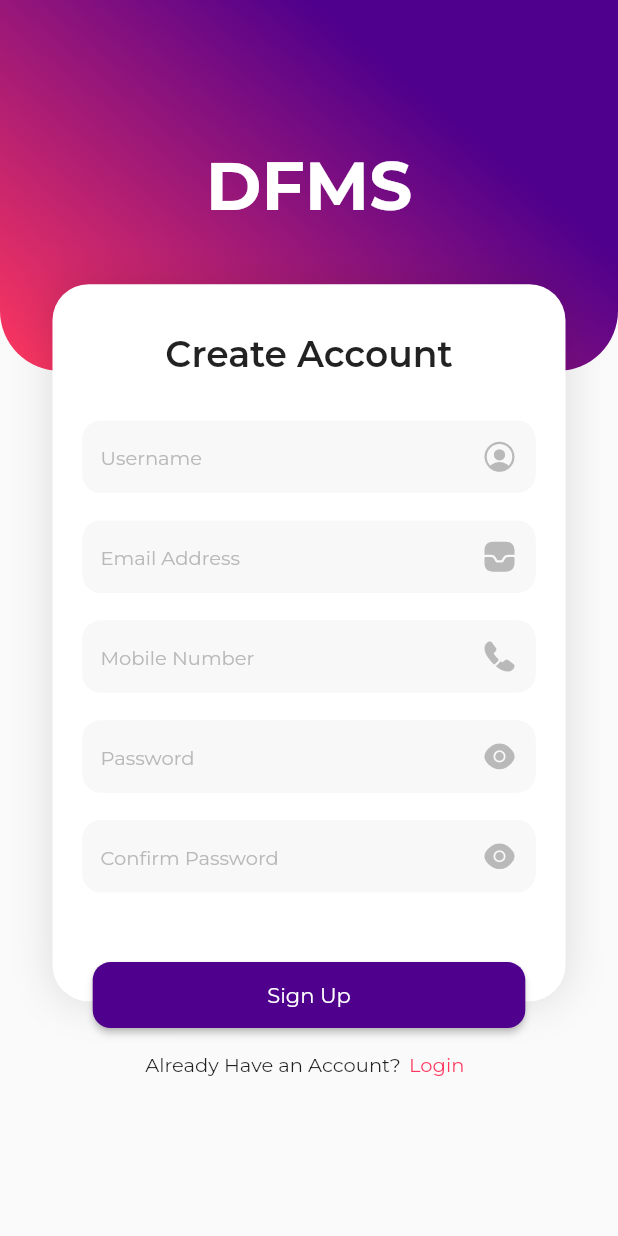
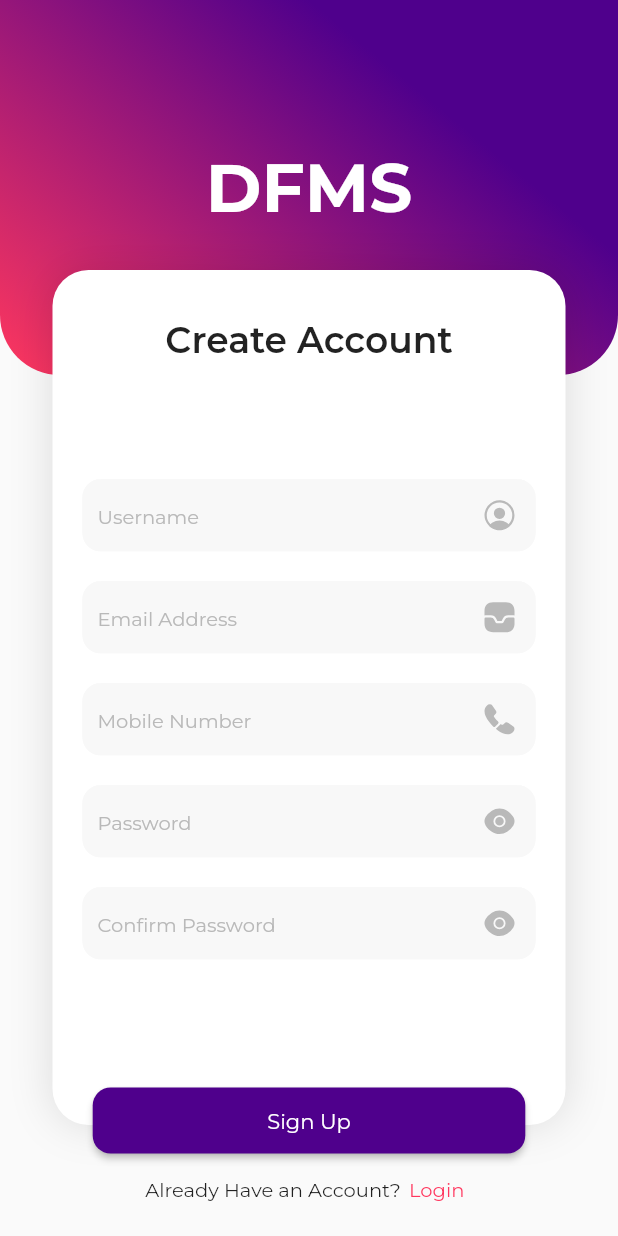
Before and after one commit to ShazaAshraf75/login-interface, a Flutter app: the screen it shows after launch, after a tap on "Login", after a tap on "Sign Up", on a phone screen of 412 x 824 dp. Run offline on Flutter 3.47's test engine with Material 2 defaults, Android fonts, the phone set to English and light mode, and no system bars; our stand-ins replace flutter_svg.

Commit message:
ui modefications - fixing sizes

```diff
--- a/lib/authentication/login/login_screen.dart
+++ b/lib/authentication/login/login_screen.dart
@@ -26,28 +26,24 @@ class _LoginScreenState extends State<LoginScreen> {
   @override
   Widget build(BuildContext context) {
     return Scaffold(
-      // resizeToAvoidBottomInset: false,
       body: SingleChildScrollView(
-        physics: const BouncingScrollPhysics(),
-        child: Column(
-          mainAxisSize: MainAxisSize.min,
-          children: [
-            SizedBox(
+        physics: AlwaysScrollableScrollPhysics(),
+        child: SizedBox(
           height: MediaQuery.of(context).size.height * 1,
           width: MediaQuery.of(context).size.width * 1,
           child: Stack(
             alignment: AlignmentDirectional.topCenter,
-                // fit: StackFit.expand,
             children: [
               const DFMSwidget(),
               Positioned(
-                    top: MediaQuery.of(context).size.height * 0.23,
+                // top: MediaQuery.of(context).size.height * 0.23,
+                top: 180,
                 width: MediaQuery.of(context).size.width * 1,
-                    height: MediaQuery.of(context).size.height * 0.37,
+                height: 360,
                 child: Container(
                   margin: const EdgeInsets.symmetric(horizontal: 35),
-                      padding: const EdgeInsets.symmetric(
-                          horizontal: 20, vertical: 32),
+                  padding:
+                      const EdgeInsets.symmetric(horizontal: 20, vertical: 32),
                   decoration: BoxDecoration(
                     color: Colors.white,
                     borderRadius: BorderRadius.circular(24),
@@ -61,9 +57,8 @@ class _LoginScreenState extends State<LoginScreen> {
                     ],
                   ),
                   child: Column(
-                        mainAxisSize: MainAxisSize.min,
-                        mainAxisAlignment: MainAxisAlignment.start,
                     crossAxisAlignment: CrossAxisAlignment.center,
+                    mainAxisAlignment: MainAxisAlignment.center,
                     children: [
                       const Text(
                         "Login",
@@ -73,8 +68,7 @@ class _LoginScreenState extends State<LoginScreen> {
                         ),
                       ),
                       const SizedBox(height: 30),
-                          Expanded(
-                            child: Hero(
+                      Hero(
                         tag: "key1",
                         child: CustomTextField(
                           controller: usernameController,
@@ -93,10 +87,8 @@ class _LoginScreenState extends State<LoginScreen> {
                           },
                         ),
                       ),
-                          ),
-                          const SizedBox(height: 8),
-                          Expanded(
-                            child: Hero(
+                      const SizedBox(height: 20),
+                      Hero(
                         tag: "key2",
                         child: CustomTextField(
                           controller: passwordController,
@@ -115,10 +107,8 @@ class _LoginScreenState extends State<LoginScreen> {
                           },
                         ),
                       ),
-                          ),
-                          // const SizedBox(height: 10),
-                          Expanded(
-                            child: Row(
+                      const SizedBox(height: 20),
+                      Row(
                         mainAxisAlignment: MainAxisAlignment.start,
                         children: [
                           Checkbox(
@@ -140,18 +130,17 @@ class _LoginScreenState extends State<LoginScreen> {
                             style: TextStyle(
                                 fontFamily: "Montserrat", fontSize: 13),
                           ),
-                                SizedBox(height: 30)
                         ],
-                            ),
                       )
                     ],
                   ),
                 ),
               ),
               Positioned(
-                      bottom: MediaQuery.of(context).size.height * 0.31,
+                // top: MediaQuery.of(context).size.height * 0.59,
+                top: 520,
                 child: Column(
-                        mainAxisSize: MainAxisSize.min,
+                  mainAxisAlignment: MainAxisAlignment.end,
                   children: [
                     CustomButton(
                       text: 'Login',
@@ -169,13 +158,12 @@ class _LoginScreenState extends State<LoginScreen> {
                               context, animateToRoute(RegisterScreen()));
                         }),
                   ],
-                      )),
-                ],
                 ),
               ),
             ],
           ),
         ),
+      ),
     );
   }
 }
--- a/lib/authentication/register/register_screen.dart
+++ b/lib/authentication/register/register_screen.dart
@@ -26,11 +26,8 @@ class RegisterScreen extends StatelessWidget {
   Widget build(BuildContext context) {
     return Scaffold(
         body: SingleChildScrollView(
-      physics: const BouncingScrollPhysics(),
-      child: Column(
-        mainAxisSize: MainAxisSize.min,
-        children: [
-          SizedBox(
+      physics: AlwaysScrollableScrollPhysics(),
+      child: SizedBox(
         height: MediaQuery.of(context).size.height * 1,
         width: MediaQuery.of(context).size.width * 1,
         child: Stack(
@@ -39,13 +36,15 @@ class RegisterScreen extends StatelessWidget {
           children: [
             const DFMSwidget(),
             Positioned(
-                  top: MediaQuery.of(context).size.height * 0.23,
+              // top: MediaQuery.of(context).size.height * 0.23,
+              top: 180,
               width: MediaQuery.of(context).size.width * 1,
-                  height: MediaQuery.of(context).size.height * 0.58,
+              height: 570,
               child: Container(
+                // alignment: Alignment.center,
                 margin: const EdgeInsets.symmetric(horizontal: 35),
-                    padding: const EdgeInsets.symmetric(
-                        horizontal: 20, vertical: 32),
+                padding:
+                    const EdgeInsets.symmetric(horizontal: 20, vertical: 32),
                 decoration: BoxDecoration(
                   color: Colors.white,
                   borderRadius: BorderRadius.circular(24),
@@ -70,9 +69,9 @@ class RegisterScreen extends StatelessWidget {
                         fontFamily: "MontserratS",
                       ),
                     ),
-                        const SizedBox(height: 30),
-                        Expanded(
-                          child: CustomTextField(
+                    Spacer(),
+                    // const SizedBox(height: 30),
+                    CustomTextField(
                       controller: usernameController,
                       keyboardType: TextInputType.name,
                       hintText: 'Username',
@@ -88,10 +87,8 @@ class RegisterScreen extends StatelessWidget {
                         }
                       },
                     ),
-                        ),
-                        const SizedBox(height: 8),
-                        Expanded(
-                          child: Hero(
+                    const SizedBox(height: 20),
+                    Hero(
                       tag: "key1",
                       child: CustomTextField(
                         controller: emailController,
@@ -113,10 +110,8 @@ class RegisterScreen extends StatelessWidget {
                         },
                       ),
                     ),
-                        ),
-                        const SizedBox(height: 8),
-                        Expanded(
-                          child: Hero(
+                    const SizedBox(height: 20),
+                    Hero(
                       tag: "key2",
                       child: CustomTextField(
                         controller: mobileController,
@@ -135,10 +130,8 @@ class RegisterScreen extends StatelessWidget {
                         },
                       ),
                     ),
-                        ),
-                        const SizedBox(height: 8),
-                        Expanded(
-                          child: CustomTextField(
+                    const SizedBox(height: 20),
+                    CustomTextField(
                       controller: passwordController,
                       keyboardType: TextInputType.visiblePassword,
                       hintText: 'Password',
@@ -154,10 +147,8 @@ class RegisterScreen extends StatelessWidget {
                         }
                       },
                     ),
-                        ),
-                        const SizedBox(height: 8),
-                        Expanded(
-                          child: CustomTextField(
+                    const SizedBox(height: 20),
+                    CustomTextField(
                       controller: confirmPasswordController,
                       keyboardType: TextInputType.visiblePassword,
                       hintText: 'Confirm Password',
@@ -173,15 +164,17 @@ class RegisterScreen extends StatelessWidget {
                         }
                       },
                     ),
-                        ),
-                        const SizedBox(height: 30)
+                    // const SizedBox(height: 10),
+                    Spacer(),
                   ],
                 ),
               ),
             ),
             Positioned(
-                    bottom: MediaQuery.of(context).size.height * 0.11,
+              // top: MediaQuery.of(context).size.height * 0.82,
+              top: 725,
               child: Column(
+                mainAxisAlignment: MainAxisAlignment.end,
                 children: [
                   CustomButton(
                     text: 'Sign Up',
@@ -198,15 +191,13 @@ class RegisterScreen extends StatelessWidget {
                       question: "Already Have an Account?",
                       answer: "Login",
                       func: () {
-                              Navigator.push(
-                                  context, animateToRoute(LoginScreen()));
+                        Navigator.push(context, animateToRoute(LoginScreen()));
                       }),
                 ],
-                    )),
+              ),
+            )
           ],
         ),
-          ),
-        ],
       ),
     ));
   }
--- a/lib/authentication/widgets/custom_text_field.dart
+++ b/lib/authentication/widgets/custom_text_field.dart
@@ -39,12 +39,13 @@ class _CustomTextFieldState extends State<CustomTextField> {
       child: Material(
           color: Colors.transparent,
           child: TextFormField(
-            // autovalidateMode: AutovalidateMode.disabled,
             validator: widget.func,
             obscureText: widget.obscure,
             controller: widget.controller,
             keyboardType: widget.keyboardType,
             decoration: InputDecoration(
+              contentPadding:
+                  const EdgeInsets.symmetric(vertical: 0, horizontal: 10),
               hintStyle: TextStyle(
                   fontSize: 13, fontFamily: 'Montserrat', color: textColor),
               hintText: widget.hintText,
--- a/lib/authentication/widgets/dfms_widget.dart
+++ b/lib/authentication/widgets/dfms_widget.dart
@@ -8,7 +8,8 @@ class DFMSwidget extends StatelessWidget {
   Widget build(BuildContext context) {
     return Container(
       width: double.infinity,
-      height: MediaQuery.of(context).size.height * 0.30,
+      // height: MediaQuery.of(context).size.height * 0.30,
+      height: 250,
       decoration: BoxDecoration(
           borderRadius: const BorderRadius.only(
               bottomLeft: Radius.circular(40),
--- a/lib/theme/theme.dart
+++ b/lib/theme/theme.dart
@@ -6,6 +6,8 @@ ThemeData defaultTheme = ThemeData(
   filled: true,
   fillColor: lightGreyColor,
   errorBorder: OutlineInputBorder(
+
+
       borderRadius: BorderRadius.circular(12),
       borderSide: const BorderSide(color: Colors.red)),
   focusedBorder: OutlineInputBorder(
```
Lines whose indentation alone changed are shown as unchanged.
